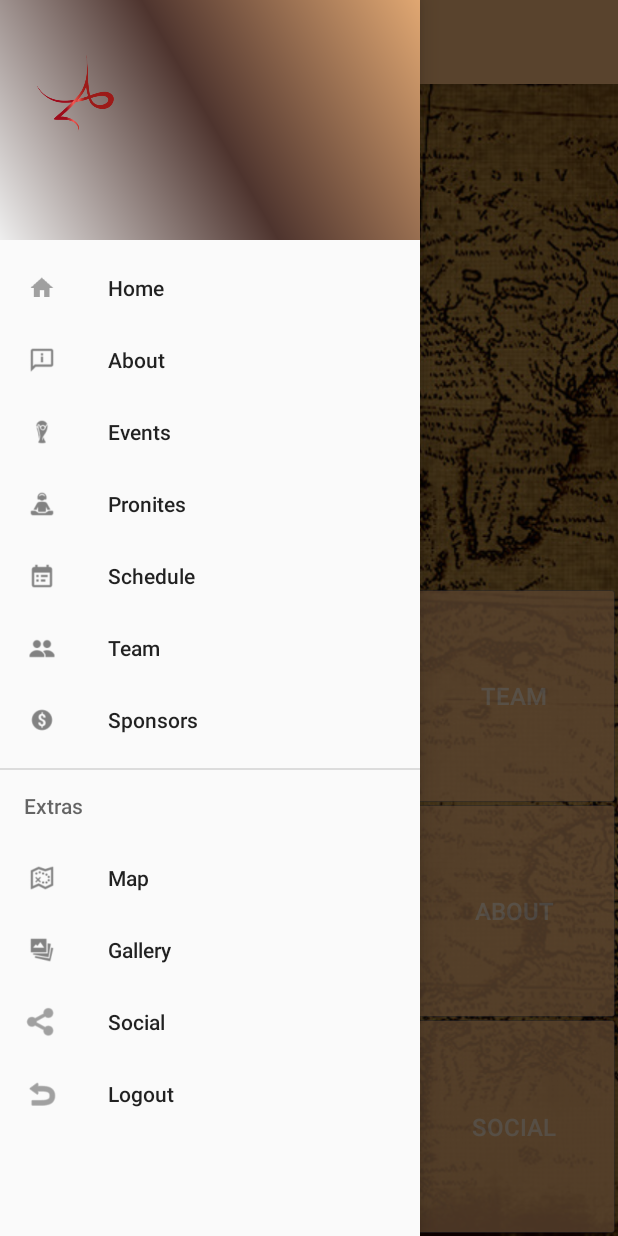
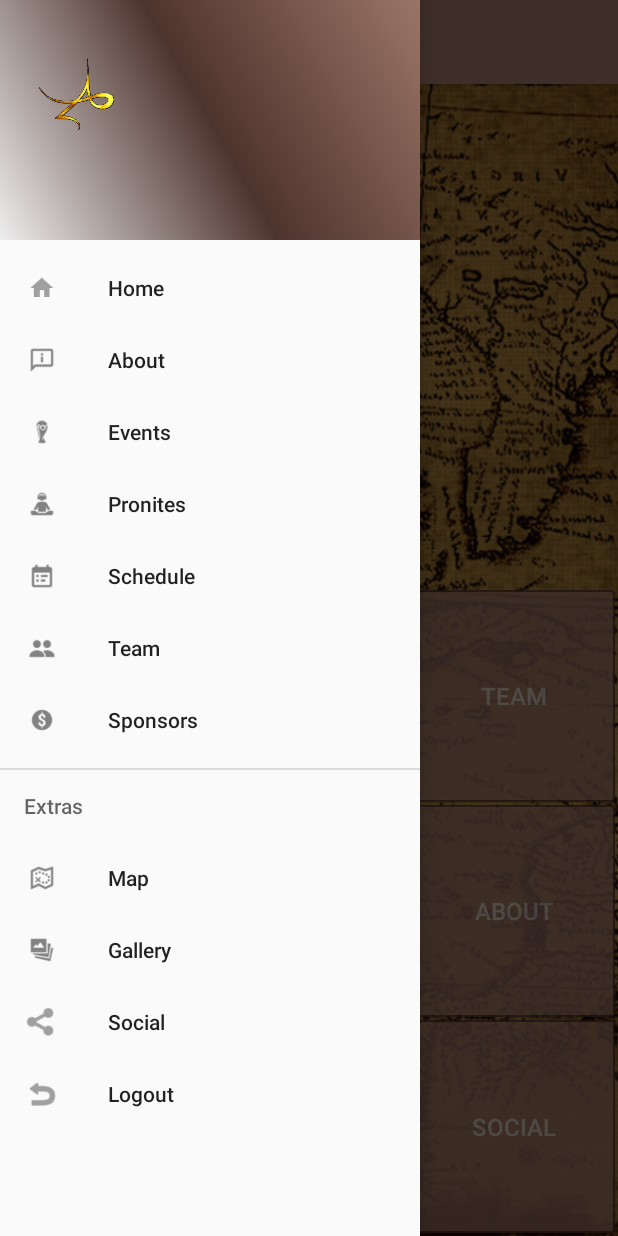
Before and after one commit to Njack-IITP/Anwesha17-android, an Android app: the Home screen opened directly, with no data from a screen before it, with the side drawer open, on a phone screen of 412 x 824 dp. Run offline under Robolectric (Android 15) with nearby library versions, the phone set to English and light mode, and no system bars; our stand-ins replace Volley; libraries missing offline, so code that uses them is left out: com.daimajia.slider; plain views replace SliderLayout; network calls fail; 15 statements that could not run were skipped.

Commit message:
almost almost done

```diff
--- a/app/src/main/java/in/ac/iitp/anwesha/Home.java
+++ b/app/src/main/java/in/ac/iitp/anwesha/Home.java
@@ -64,7 +64,7 @@ public class Home extends AppCompatActivity implements BaseSliderView.OnSliderCl
         HashMap<String, Integer> file_maps = new HashMap<String, Integer>();
 
         file_maps.put("Day 1", R.drawable.sliding_image2);
-        file_maps.put("The Majestic Campus", R.drawable.sliding_image4);
+        file_maps.put("DJ Tejas", R.drawable.sliding_image4);
         file_maps.put("The Eastern Sails", R.drawable.sliding_image1);
         file_maps.put("IIT Patna MUN", R.drawable.sliding_image3);
 
--- a/app/src/main/res/drawable/home_button.xml
+++ b/app/src/main/res/drawable/home_button.xml
@@ -8,6 +8,6 @@
     <corners android:radius="2dp"/>
     <!-- <solid android:color="#8f6803ce"/> -->
     <solid android:color="@color/colorPrimary" />
-    <stroke android:width="1px"
-        android:color="#55002968" />
+    <stroke android:width="2px"
+        android:color="@color/colorAccent" />
 </shape>
--- a/app/src/main/res/layout/activity_about.xml
+++ b/app/src/main/res/layout/activity_about.xml
@@ -20,7 +20,7 @@
             android:layout_width="match_parent"
             android:layout_height="match_parent"
             android:scaleType="centerCrop"
-            android:src="@drawable/bg" />
+            android:src="@drawable/img4" />
 
         <android.support.design.widget.AppBarLayout
             android:layout_width="match_parent"
--- a/app/src/main/res/layout/activity_event_details.xml
+++ b/app/src/main/res/layout/activity_event_details.xml
@@ -7,7 +7,7 @@
         android:layout_width="match_parent"
         android:layout_height="match_parent"
         android:scaleType="centerCrop"
-        android:src="@drawable/bg" />
+        android:src="@drawable/img4" />
 
     <android.support.v4.widget.DrawerLayout xmlns:android="http://schemas.android.com/apk/res/android"
         xmlns:app="http://schemas.android.com/apk/res-auto"
--- a/app/src/main/res/layout/activity_events2.xml
+++ b/app/src/main/res/layout/activity_events2.xml
@@ -12,7 +12,7 @@
         android:layout_height="match_parent"
         android:alpha="1"
         android:scaleType="centerCrop"
-        android:src="@drawable/bg" />
+        android:src="@drawable/img4" />
 
     <android.support.v4.widget.DrawerLayout xmlns:android="http://schemas.android.com/apk/res/android"
         xmlns:app="http://schemas.android.com/apk/res-auto"
--- a/app/src/main/res/values/colors.xml
+++ b/app/src/main/res/values/colors.xml
@@ -4,7 +4,8 @@
     <color name="colorPrimaryDark">#0b5270</color>
     <color name="colorAccent">#11113e</color> -->
 
-    <color name="colorPrimary">#e0a772</color>
+   <!-- <color name="colorPrimary">#e0a772</color>-->
+    <color name="colorPrimary">#9b7466</color>
     <color name="colorPrimaryDark">#4e342e</color>
     <color name="colorAccent">#4e342e</color>
 
```
Also changed, not shown: app/src/main/ic_launcher-web.png, app/src/main/res/drawable/logo.png, app/src/main/res/drawable/sliding_image4.jpg, app/src/main/res/mipmap-hdpi/ic_launcher.png (added), app/src/main/res/mipmap-mdpi/ic_launcher.png (added), app/src/main/res/mipmap-xhdpi/ic_launcher.png (added), app/src/main/res/mipmap-xxhdpi/ic_launcher.png (added), app/src/main/res/mipmap-xxxhdpi/ic_launcher.png, 6 other files.
